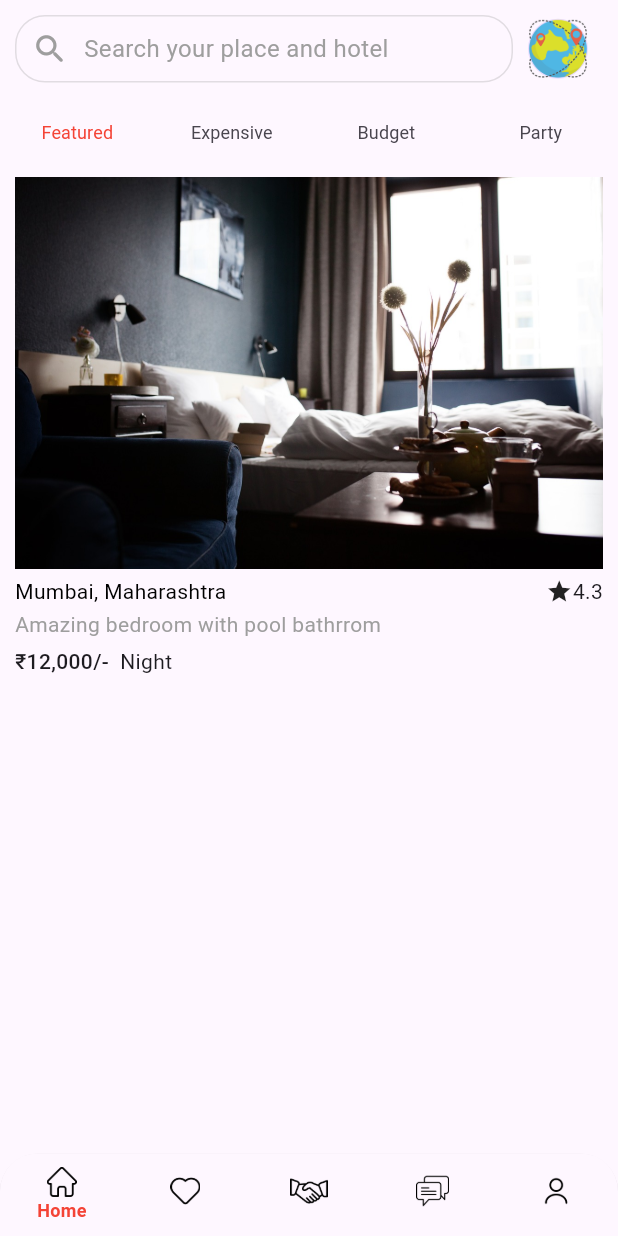
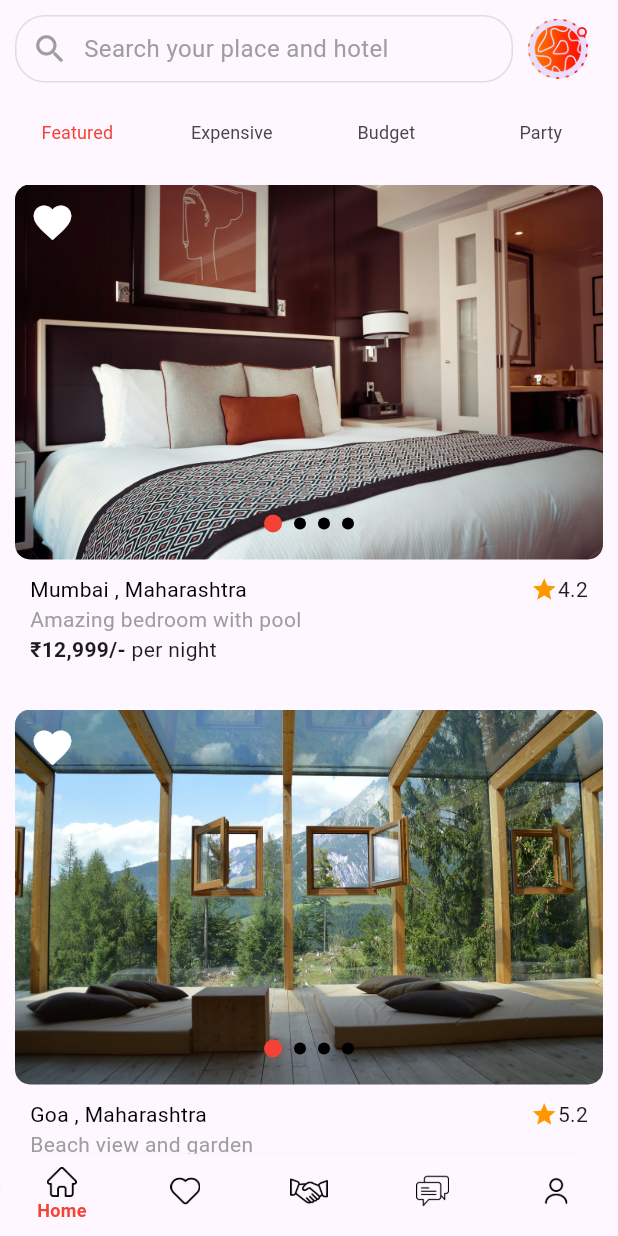
Before and after one commit to Atif007cr7/hotel-booking, a Flutter app: the screen it shows after launch, on a phone screen of 412 x 824 dp. Run offline on Flutter 3.47's test engine with Material 3 defaults, Android fonts, the phone set to English and light mode, and no system bars; drawn by our look-alikes of carousel_slider; our stand-ins replace get.

Commit message:
some major fixes

```diff
--- a/lib/guestSide/pages/homeScreen/home_tab1.dart
+++ b/lib/guestSide/pages/homeScreen/home_tab1.dart
@@ -1,7 +1,11 @@
 import 'package:flutter/material.dart';
+import 'package:carousel_slider/carousel_slider.dart';
+import 'package:get/get.dart';
+import 'package:hotel_booking/guestSide/pages/propety_info.dart';
+import 'package:hotel_booking/model/guestModel/home_tab1_mode.dart';
 
 class HomeTab1 extends StatefulWidget {
-  const HomeTab1({super.key});
+  const HomeTab1({Key? key}) : super(key: key);
 
   @override
   State<HomeTab1> createState() => _HomeTab1State();
@@ -11,64 +15,163 @@ class _HomeTab1State extends State<HomeTab1> {
   @override
   Widget build(BuildContext context) {
     return Scaffold(
-      body: Container(
-        padding: const EdgeInsets.symmetric(horizontal: 10),
-        decoration: const BoxDecoration(),
+      body: ListView.separated(
+        separatorBuilder: (context, index) => const SizedBox(height: 10),
+        itemCount: dummyData.length,
+        itemBuilder: (context, index) {
+          final item = dummyData[index];
+
+          // This variable tracks the current slide for the specific CarouselSlider
+          int localCurrentIndex = 0;
+
+          return StatefulBuilder(
+            builder: (context, setLocalState) {
+              return Padding(
+                padding:
+                    const EdgeInsets.symmetric(horizontal: 10, vertical: 10),
+                child: GestureDetector(
+                  onTap: () {
+                    // Navigate to the DetailsPage when item is clicked
+                    Navigator.push(
+                      context,
+                      MaterialPageRoute(
+                        builder: (context) => PropertyInfo(),
+                      ),
+                    );
+                  },
                   child: Column(
                     crossAxisAlignment: CrossAxisAlignment.start,
                     children: [
-            Container(
-              padding: const EdgeInsets.symmetric(vertical: 5),
-              decoration: const BoxDecoration(),
-              child: Image.asset('assets/guestside/hotelimage/img9.jpg'),
+                      Stack(
+                        alignment: Alignment.bottomCenter,
+                        children: [
+                          CarouselSlider(
+                            options: CarouselOptions(
+                              height: 250,
+                              aspectRatio: 16 / 9,
+                              viewportFraction: 1,
+                              initialPage: 0,
+                              enableInfiniteScroll: true,
+                              autoPlay: false,
+                              autoPlayInterval: const Duration(seconds: 3),
+                              enlargeCenterPage: true,
+                              onPageChanged: (newIndex, reason) {
+                                setLocalState(() {
+                                  localCurrentIndex =
+                                      newIndex; // Update this CarouselSlider's index
+                                });
+                              },
                             ),
-            const Row(
+                            items: item.images.map((image) {
+                              return Builder(
+                                builder: (BuildContext context) {
+                                  return ClipRRect(
+                                    borderRadius: BorderRadius.circular(10),
+                                    child: Image.asset(
+                                      image,
+                                      fit: BoxFit.cover,
+                                      width: MediaQuery.of(context).size.width,
+                                    ),
+                                  );
+                                },
+                              );
+                            }).toList(),
+                          ),
+                          Positioned(
+                            bottom: 10,
+                            child: Row(
+                              mainAxisAlignment: MainAxisAlignment.center,
+                              children: item.images.map((url) {
+                                int dotIndex = item.images.indexOf(url);
+
+                                return Container(
+                                  width: localCurrentIndex == dotIndex
+                                      ? 12.0
+                                      : 8.0,
+                                  height: localCurrentIndex == dotIndex
+                                      ? 12.0
+                                      : 8.0,
+                                  margin: const EdgeInsets.symmetric(
+                                      vertical: 8, horizontal: 4),
+                                  decoration: BoxDecoration(
+                                    shape: BoxShape.circle,
+                                    color: localCurrentIndex == dotIndex
+                                        ? Colors.red // Active dot color
+                                        : Colors.black, // Inactive dot color
+                                  ),
+                                );
+                              }).toList(),
+                            ),
+                          ),
+                          Positioned(
+                              top: 10,
+                              left: 10,
+                              child: Icon(
+                                Icons.favorite,
+                                size: 30,
+                                color: Colors.white,
+                              ))
+                        ],
+                      ),
+                      SizedBox(
+                        height: 10,
+                      ),
+                      Padding(
+                        padding: const EdgeInsets.symmetric(horizontal: 10),
+                        child: Row(
                           children: [
                             Expanded(
                               child: Text(
-                  'Mumbai, Maharashtra',
+                                item.location,
                                 style: TextStyle(
                                     fontSize: 14,
-                      fontWeight: FontWeight.w400,
-                      color: Colors.black),
-                )),
-                Icon(
-                  Icons.star,
-                  size: 18,
+                                    color: Colors.black,
+                                    fontWeight: FontWeight.w400),
+                              ),
+                            ),
+                            Icon(Icons.star, size: 18, color: Colors.orange),
+                            Text(item.rating,
+                                style: TextStyle(
+                                    fontSize: 14, fontWeight: FontWeight.w400)),
+                          ],
+                        ),
+                      ),
+                      Padding(
+                        padding: const EdgeInsets.symmetric(horizontal: 10),
+                        child: Text(
+                          item.description,
+                          style: TextStyle(
+                              fontSize: 14,
+                              color: Colors.grey,
+                              fontWeight: FontWeight.w400),
+                        ),
+                      ),
+                      // const SizedBox(height: 5),
+                      Padding(
+                        padding: const EdgeInsets.symmetric(horizontal: 10),
+                        child: Row(
+                          children: [
+                            Text(
+                              '₹${item.prise}',
+                              style: TextStyle(
+                                  fontSize: 14, fontWeight: FontWeight.w600),
                             ),
                             Text(
-                  '4.3',
-                  style: TextStyle(fontSize: 14, fontWeight: FontWeight.w400),
-                )
+                              ' per night',
+                              style: TextStyle(
+                                  fontSize: 14, fontWeight: FontWeight.w400),
+                            ),
                           ],
                         ),
-            const SizedBox(
-              height: 2,
-            ),
-            const Text(
-              'Amazing bedroom with pool bathrrom',
-              style: TextStyle(
-                  fontSize: 14,
-                  fontWeight: FontWeight.w400,
-                  color: Colors.grey),
-            ),
-            const SizedBox(
-              height: 5,
-            ),
-            const Row(
-              children: [
-                Text(
-                  '₹12,000/-',
-                  style: TextStyle(fontSize: 14, fontWeight: FontWeight.w500),
-                ),
-                Text('  Night',
-                    style:
-                        TextStyle(fontSize: 14, fontWeight: FontWeight.w400)),
-              ],
                       ),
                     ],
                   ),
                 ),
               );
+            },
+          );
+        },
+      ),
+    );
   }
 }
--- a/lib/guestSide/pages/home_page.dart
+++ b/lib/guestSide/pages/home_page.dart
@@ -70,7 +70,7 @@ class _HomePageState extends State<HomePage> {
               child: CircleAvatar(
                 // backgroundColor: Colors.red,
                 radius: 20,
-                child: Image.asset('assets/guestside/homepage/navigation.png'),
+                child: Image.asset('assets/guestside/homepage/planet.png'),
               ),
             ),
           ],
--- /dev/null
+++ b/lib/guestSide/pages/propety_info.dart
@@ -0,0 +1,19 @@
+import 'package:flutter/material.dart';
+
+class PropertyInfo extends StatefulWidget {
+  const PropertyInfo({super.key});
+
+  @override
+  State<PropertyInfo> createState() => _PropertyInfoState();
+}
+
+class _PropertyInfoState extends State<PropertyInfo> {
+  @override
+  Widget build(BuildContext context) {
+    return Scaffold(
+      body: Center(
+        child: Text('Property Info Page'),
+      ),
+    );
+  }
+}
--- /dev/null
+++ b/lib/model/guestModel/home_tab1_mode.dart
@@ -0,0 +1,84 @@
+class HomeTabModel {
+  final List<String> images;
+  final String location;
+  final String description;
+  final String prise;
+  final String rating;
+
+  HomeTabModel(
+      {required this.images,
+      required this.location,
+      required this.description,
+      required this.prise,
+      required this.rating});
+}
+
+final List<HomeTabModel> dummyData = [
+  HomeTabModel(
+      images: [
+        'assets/guestside/hotelimage/img1.jpeg',
+        'assets/guestside/hotelimage/img3.jpg',
+        'assets/guestside/hotelimage/img4.webp',
+        'assets/guestside/hotelimage/img5.jpg',
+      ],
+      location: 'Mumbai , Maharashtra',
+      description: 'Amazing bedroom with pool',
+      prise: '12,999/-',
+      rating: '4.2'),
+  HomeTabModel(
+      images: [
+        'assets/guestside/hotelimage/img8.jpg',
+        'assets/guestside/hotelimage/img9.jpg',
+        'assets/guestside/hotelimage/img10.jpg',
+        'assets/guestside/hotelimage/img11.jpg'
+      ],
+      location: 'Goa , Maharashtra',
+      description: 'Beach view and garden',
+      prise: '23,999/-',
+      rating: '5.2'),
+  HomeTabModel(
+      images: [
+        'assets/guestside/hotelimage/img4.webp',
+        'assets/guestside/hotelimage/img5.jpg',
+        'assets/guestside/hotelimage/img6.jpg',
+        'assets/guestside/hotelimage/img7.jpg',
+      ],
+      location: 'Lucknow , UttarPardesh',
+      description: 'Famous tunde kababi',
+      prise: '8,499/-',
+      rating: '4'),
+  HomeTabModel(
+      images: [
+        'assets/guestside/hotelimage/img1.jpeg',
+        'assets/guestside/hotelimage/img3.jpg',
+        'assets/guestside/hotelimage/img4.webp',
+        'assets/guestside/hotelimage/img5.jpg',
+        'assets/guestside/hotelimage/img6.jpg',
+        'assets/guestside/hotelimage/img7.jpg',
+        'assets/guestside/hotelimage/img8.jpg',
+        'assets/guestside/hotelimage/img9.jpg',
+        'assets/guestside/hotelimage/img10.jpg',
+        'assets/guestside/hotelimage/img11.jpg'
+      ],
+      location: 'Thane , Maharashtra',
+      description: 'Budget Special',
+      prise: '6000/-',
+      rating: '4.2'),
+  HomeTabModel(
+      images: [
+        'assets/guestside/hotelimage/img1.jpeg',
+        'assets/guestside/hotelimage/img3.jpg',
+        'assets/guestside/hotelimage/img4.webp',
+        'assets/guestside/hotelimage/img5.jpg',
+        'assets/guestside/hotelimage/img6.jpg',
+        'assets/guestside/hotelimage/img7.jpg',
+        'assets/guestside/hotelimage/img8.jpg',
+        'assets/guestside/hotelimage/img9.jpg',
+        'assets/guestside/hotelimage/img10.jpg',
+        'assets/guestside/hotelimage/img11.jpg'
+      ],
+      location: 'Mumbai , Maharashtra',
+      description: 'Amazing bedroom with pool',
+      prise: '12,999/-',
+      rating: '4.2')
+];
--- a/pubspec.yaml
+++ b/pubspec.yaml
@@ -36,6 +36,8 @@ dependencies:
   # Use with the CupertinoIcons class for iOS style icons.
   cupertino_icons: ^1.0.6
   carousel_slider: ^4.2.1
+  get: ^4.6.6
+
 
 dev_dependencies:
   flutter_test:
@@ -47,6 +49,7 @@ dev_dependencies:
   # package. See that file for information about deactivating specific lint
   # rules and activating additional ones.
   flutter_lints: ^3.0.0
+
 
 # For information on the generic Dart part of this file, see the
 # following page: https://dart.dev/tools/pub/pubspec
```
Also changed, not shown: assets/guestside/homepage/planet.png (added), pubspec.lock. Lines whose indentation alone changed are shown as unchanged.
